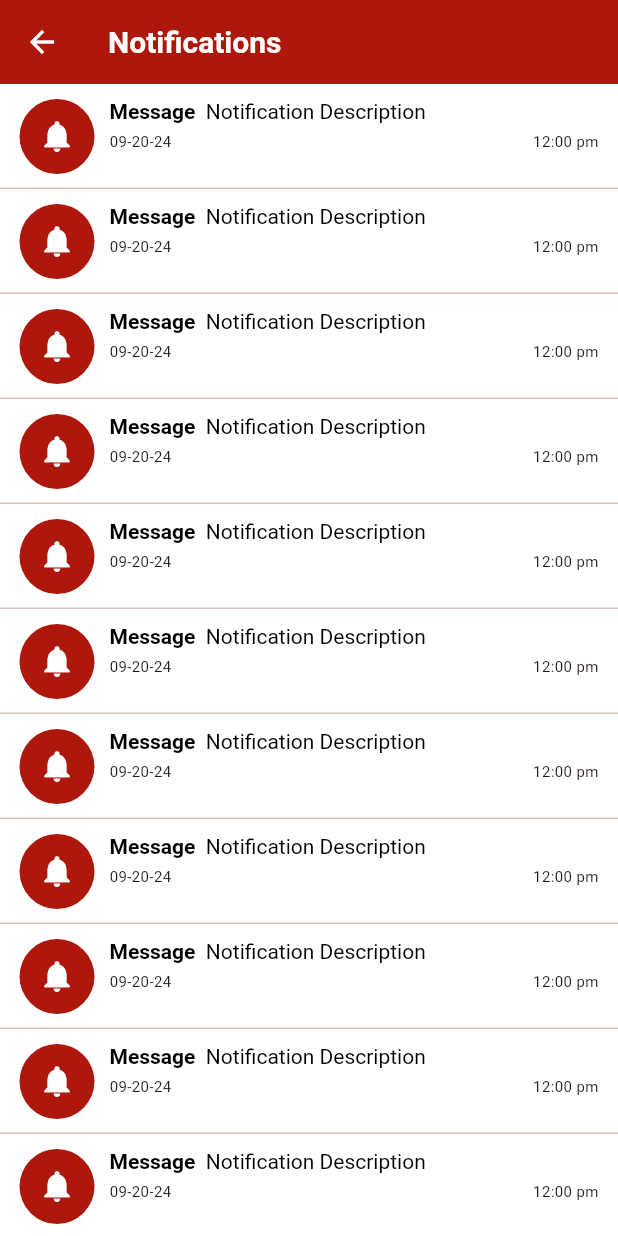
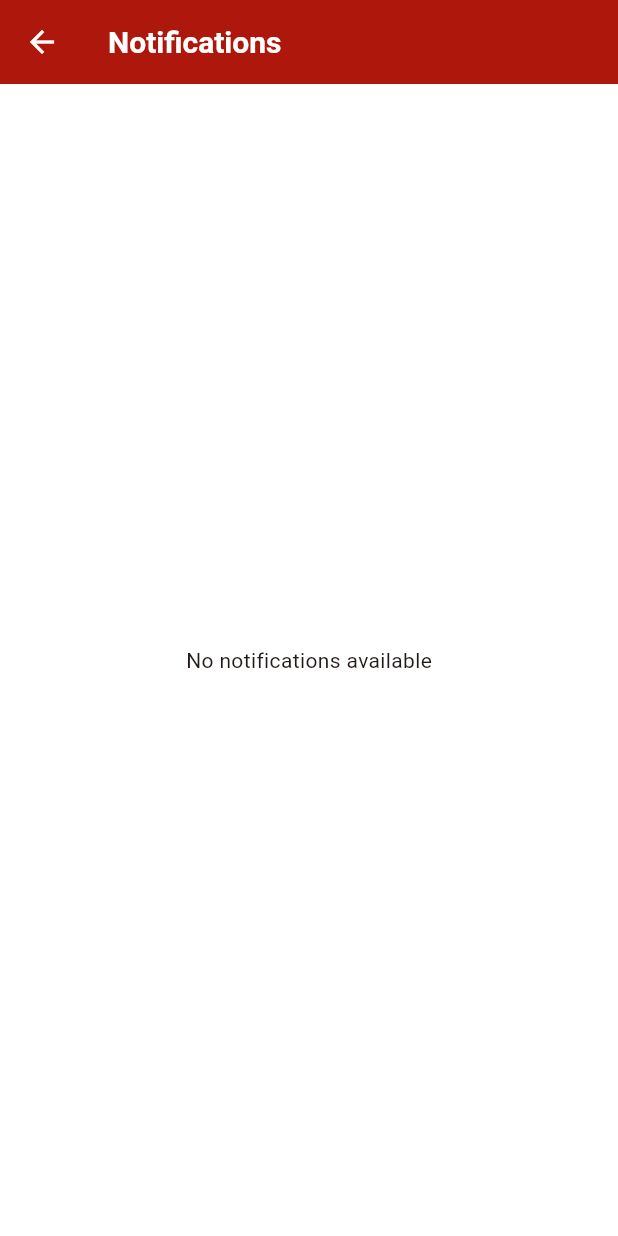
Before and after one commit to anthonycasarta/volunteerexpress, a Flutter app: the NotificationViewPage screen opened by its route, on a phone screen of 412 x 824 dp. Run offline on Flutter 3.47's test engine with Material 3 defaults, Android fonts, the phone set to English and light mode, and no system bars; our stand-ins replace bloc, cloud_firestore, equatable, firebase_auth, firebase_core, flutter_bloc and 1 more; missing offline and left inert: fake_cloud_firestore; accounts and stored records are empty.

```diff
--- a/lib/frontend/pages/notifications.dart
+++ b/lib/frontend/pages/notifications.dart
@@ -1,5 +1,6 @@
 import 'package:flutter/material.dart';
 import 'package:volunteerexpress/frontend/themes/colors.dart';
+import 'package:volunteerexpress/backend/services/notification_services.dart';
 
 class NotificationViewPage extends StatefulWidget {
   const NotificationViewPage({super.key});
@@ -9,6 +10,22 @@ class NotificationViewPage extends StatefulWidget {
 }
 
 class _NotificationViewPageState extends State<NotificationViewPage> {
+  //final NotificationServices notificationServices = NotificationServices();
+  List<Map<String, dynamic>> notifications = [];
+
+  @override
+  void initState(){
+    super.initState();
+    loadNotifications();
+  }
+
+  Future<void> loadNotifications() async {
+    //List<Map<String, dynamic>> fetchedNotifications = await notificationServices.fetchNotifications();
+    setState(() {
+      //notifications = fetchedNotifications;
+    });
+  }
+
   @override
   Widget build(BuildContext context) {
     return Scaffold(
@@ -30,6 +47,12 @@ class _NotificationViewPageState extends State<NotificationViewPage> {
   }
 
   Widget listView() {
+    if (notifications.isEmpty) {
+      return const Center(
+        child: Text('No notifications available'),
+      );
+    }
+
     return ListView.separated(
         itemBuilder: (context, index) {
           return listViewItem(index);
@@ -37,7 +60,7 @@ class _NotificationViewPageState extends State<NotificationViewPage> {
         separatorBuilder: (context, index) {
           return const Divider(height: 0);
         },
-        itemCount: 15);
+        itemCount: notifications.length);
   }
 
   Widget listViewItem(int index) {
@@ -81,21 +104,21 @@ class _NotificationViewPageState extends State<NotificationViewPage> {
     );
   }
 
-  Widget message(int index) {
+  Widget message(index) {
     double textSize = 14;
     return RichText(
       maxLines: 3,
       overflow: TextOverflow.ellipsis,
       text: TextSpan(
-        text: 'Message ',
+        text: notifications[index]['title'] ?? 'No title',
         style: TextStyle(
             fontSize: textSize,
             color: Colors.black,
             fontWeight: FontWeight.bold),
-        children: const [
+        children: [
           TextSpan(
-            text: ' Notification Description',
-            style: TextStyle(
+            text: ' ${notifications[index]['description'] ?? 'No description'}',
+            style: const TextStyle(
               fontWeight: FontWeight.w400,
             ),
           )
@@ -105,20 +128,21 @@ class _NotificationViewPageState extends State<NotificationViewPage> {
   }
 
   Widget timeAndDate(int index) {
+    DateTime dateTime = notifications[index]['time'] as DateTime;
     return Container(
       margin: const EdgeInsets.only(top: 5),
-      child: const Row(
+      child: Row(
         mainAxisAlignment: MainAxisAlignment.spaceBetween,
         children: [
           Text(
-            '09-20-24',
-            style: TextStyle(
+            '${dateTime.month}-${dateTime.day}-${dateTime.year}',
+            style: const TextStyle(
               fontSize: 10,
             ),
           ),
           Text(
-            '12:00 pm',
-            style: TextStyle(
+            '${dateTime.hour}:${dateTime.minute} ${dateTime.hour > 12 ? 'pm' : 'am'}',
+            style: const TextStyle(
               fontSize: 10,
             ),
           )
```
